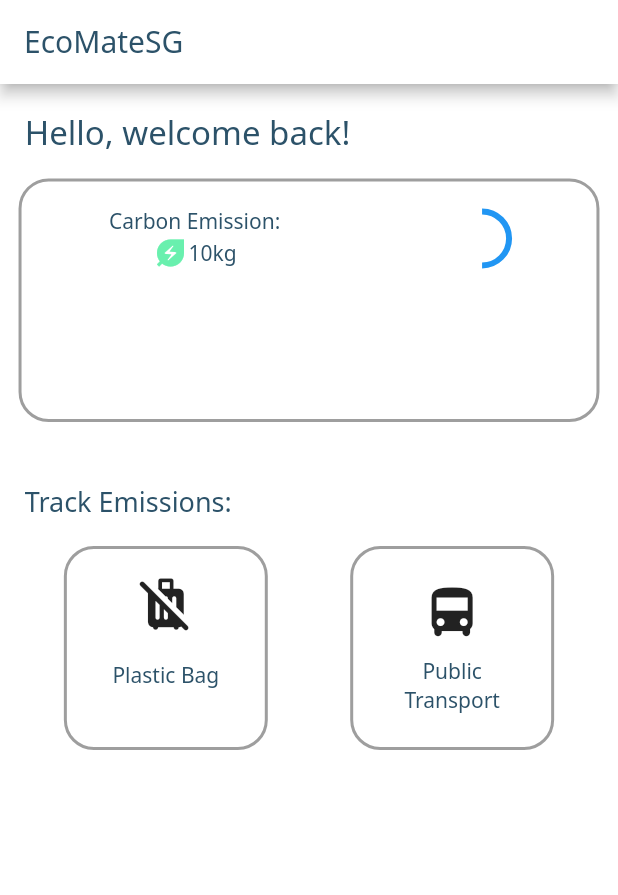
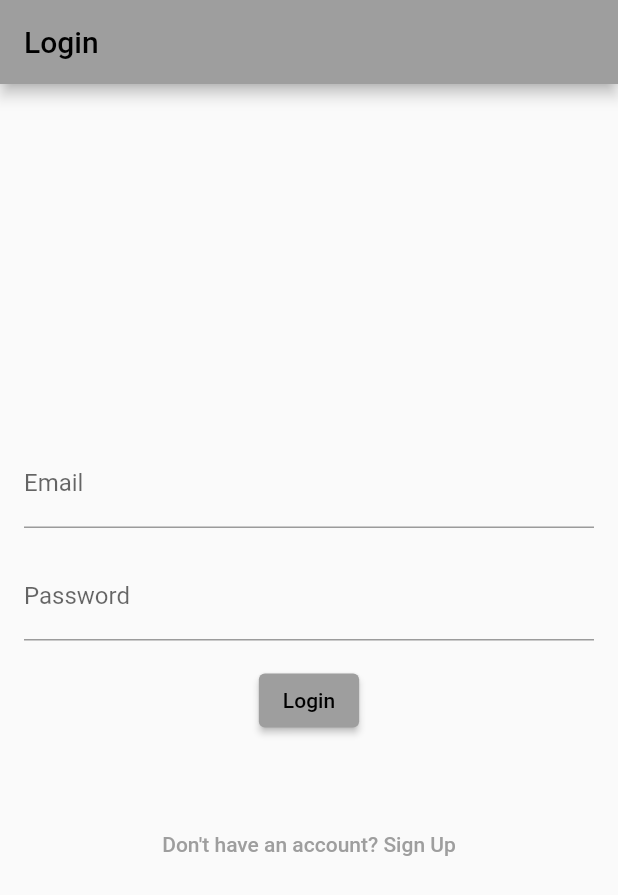
Before and after one commit to jicsontoh/EcoMateSG, a Flutter app: the screen it shows after launch, on a phone screen of 412 x 824 dp. Shown: the top 895 px of the screen. Run offline on Flutter 3.47's test engine with Material 2 defaults, Android fonts, the phone set to English and light mode, and no system bars; our stand-ins replace cloud_firestore, firebase_auth, firebase_core, simple_circular_progress_bar; missing offline and left inert: circular_chart_flutter; accounts and stored records are empty.

Commit message:
Add login, signup page, and firebase logic

```diff
--- a/lib/main.dart
+++ b/lib/main.dart
@@ -1,7 +1,17 @@
 import 'package:ecomatesg/home_page.dart';
+import 'package:ecomatesg/sign_in.dart';
+import 'package:firebase_core/firebase_core.dart';
 import 'package:flutter/material.dart';
 
-void main() {
+import 'firebase_options.dart';
+
+void main() async {
+  WidgetsFlutterBinding.ensureInitialized();
+
+  await Firebase.initializeApp(
+    options: DefaultFirebaseOptions.currentPlatform,
+  );
+
   runApp(App());
 }
 
@@ -14,7 +24,7 @@ class App extends StatelessWidget {
       theme:  ThemeData(
         primarySwatch: Colors.grey,
       ),
-      home: HomePage(),
+      home: LoginPage(),
     );
   }
 }
--- /dev/null
+++ b/lib/sign_in.dart
@@ -0,0 +1,113 @@
+import 'package:ecomatesg/sign_up.dart';
+import 'package:firebase_auth/firebase_auth.dart';
+import 'package:flutter/material.dart';
+
+import 'home_page.dart';
+
+class LoginPage extends StatefulWidget {
+  @override
+  _LoginPageState createState() => _LoginPageState();
+}
+
+class _LoginPageState extends State<LoginPage> {
+  final TextEditingController _emailController = TextEditingController();
+  final TextEditingController _passwordController = TextEditingController();
+
+  String _errorMessage = '';
+
+  Future<void> _login(BuildContext context) async {
+    String email = _emailController.text;
+    String password = _passwordController.text;
+
+    try {
+      await FirebaseAuth.instance.signInWithEmailAndPassword(
+        email: email,
+        password: password,
+      );
+
+      // Authentication successful, navigate to the home page
+      if (context.mounted) {
+        Navigator.pushReplacement(
+          context,
+          MaterialPageRoute(builder: (context) => const HomePage()),
+        );
+      }
+
+    } catch (e) {
+      if (e is FirebaseAuthException) {
+        final FirebaseAuthException authException = e;
+        if (authException.code == 'user-not-found') {
+          setState(() {
+            _errorMessage = 'No user found for that email';
+          });
+        } else if (authException.code == 'wrong-password') {
+          setState(() {
+            _errorMessage = 'Wrong password provided for that user';
+          });
+        } else if (email == '' || password == '') {
+          setState(() {
+            _errorMessage = 'Username or password cannot be empty';
+          });
+        }
+        else {
+          setState(() {
+            _errorMessage = 'Login failed. Error: ${authException.code}';
+          });
+        }
+      }
+    }
+  }
+
+  @override
+  Widget build(BuildContext context) {
+    return Scaffold(
+      appBar: AppBar(
+        title: Text('Login'),
+      ),
+      body: Padding(
+        padding: EdgeInsets.all(16.0),
+        child: Column(
+          mainAxisAlignment: MainAxisAlignment.center,
+          children: [
+            TextFormField(
+              controller: _emailController,
+              decoration: const InputDecoration(
+                labelText: 'Email',
+              ),
+            ),
+            const SizedBox(height: 16.0),
+            TextFormField(
+              controller: _passwordController,
+              decoration: const InputDecoration(
+                labelText: 'Password',
+              ),
+              obscureText: true,
+            ),
+            const SizedBox(height: 16.0),
+            ElevatedButton(
+              onPressed: () => _login(context),
+              child: const Text('Login'),
+            ),
+            const SizedBox(height: 16.0),
+            Text(
+              _errorMessage,
+              style: const TextStyle(color: Colors.red),
+            ),
+            const SizedBox(height: 16.0),
+            TextButton(
+              onPressed: () {
+                Navigator.push(
+                  context,
+                  MaterialPageRoute(
+                    builder: (context) => SignUpPage(),
+                  ),
+                );
+              },
+              child: const Text('Don\'t have an account? Sign Up'),
+            )
+          ],
+        ),
+      ),
+    );
+  }
+}
--- a/pubspec.yaml
+++ b/pubspec.yaml
@@ -37,6 +37,9 @@ dependencies:
   cupertino_icons: ^1.0.2
   circular_chart_flutter: ^0.0.2
   simple_circular_progress_bar: ^1.0.2
+  firebase_core: ^2.13.0
+  cloud_firestore: ^4.7.1
+  firebase_auth: ^4.6.1
 
 dev_dependencies:
   flutter_test:
```
Also changed, not shown: lib/FirebaseHelper/firestore.dart (added, +35 -0 lines), lib/home_page.dart (+21 -2 lines), lib/sign_up.dart (added, +114 -0 lines), lib/firebase_options.dart (added), pubspec.lock, 10 other files.
